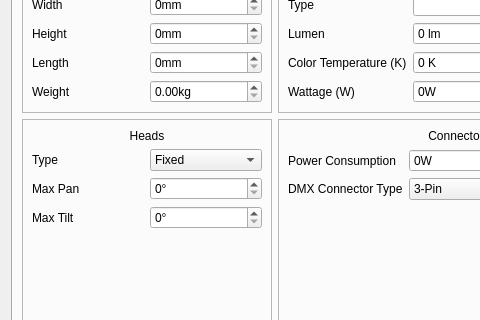
Old version of the form LightDrive/FixtureEditor/fixture_editor.ui in the repository Nmstr/LightDrive; both pictures show x 0 to 480 and y 111 to 431 of the 1024 by 768 pixel window.
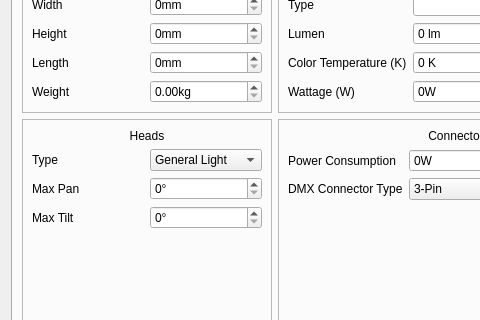
New version of the form. The open tabs and pages were chosen to show the change.

Commit message: added light type icons

```diff
--- a/LightDrive/FixtureEditor/fixture_editor.ui
+++ b/LightDrive/FixtureEditor/fixture_editor.ui
@@ -168,7 +168,7 @@
            <widget class="QComboBox" name="head_type_combo">
             <item>
              <property name="text">
-              <string>Fixed</string>
+              <string>General Light</string>
              </property>
             </item>
             <item>
```
Left out of the diff: 35 changed lines with no effect on the pictures. The commit also changes 10 other files.
